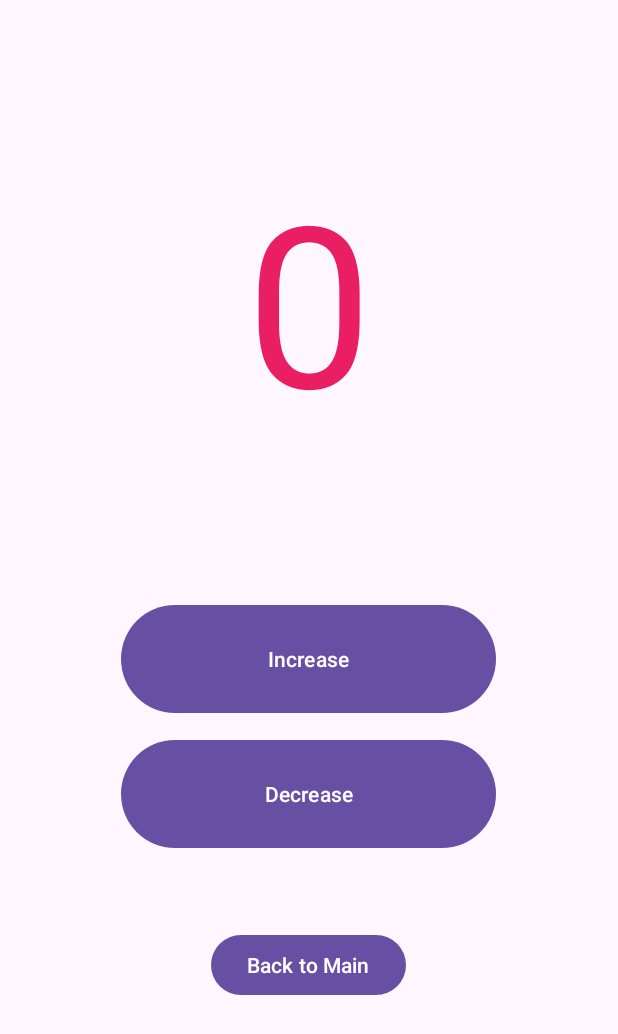
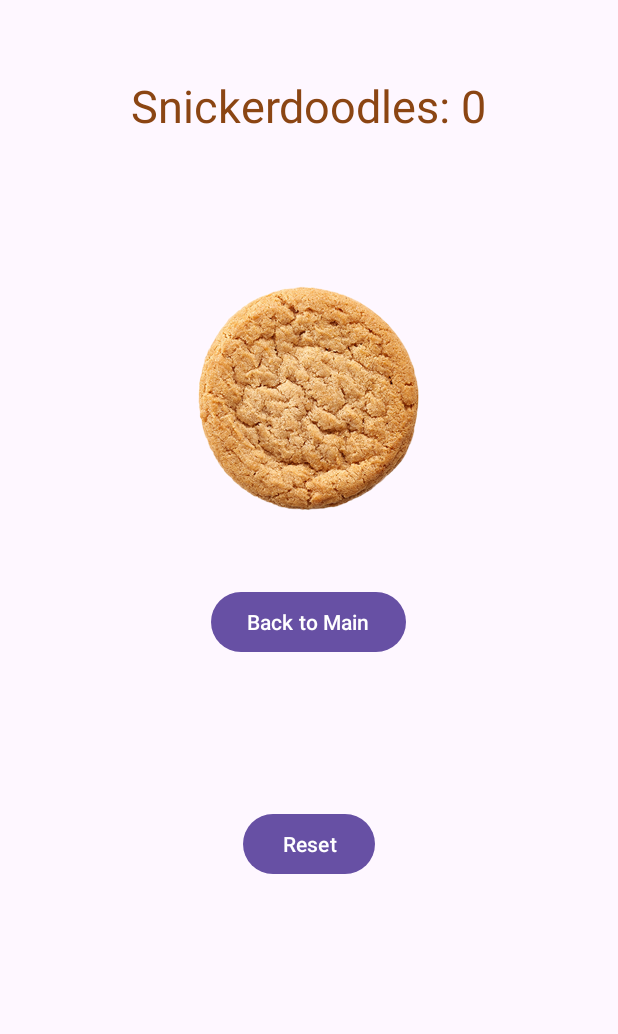
Before and after one commit to trungly2345/CySplit, an Android app: the screen it shows after launch (CounterActivity), after a tap on "To the Counter Activity", on a phone screen of 412 x 824 dp. Shown: the top 1034 px of the screen. Run offline under Robolectric (Android 15) with nearby library versions, the phone set to English and light mode, and no system bars.

Commit message:
Added unit1 exp2

```diff
--- a/Experiments/Aaron/Unit1/Exp2/AndroidExample/app/src/main/java/com/example/androidexample/CounterActivity.java
+++ b/Experiments/Aaron/Unit1/Exp2/AndroidExample/app/src/main/java/com/example/androidexample/CounterActivity.java
@@ -3,17 +3,21 @@ package com.example.androidexample;
 import androidx.appcompat.app.AppCompatActivity;
 
 import android.content.Intent;
+import android.media.MediaPlayer;
 import android.os.Bundle;
 import android.view.View;
 import android.widget.Button;
 import android.widget.TextView;
+import android.widget.ImageButton;
+import android.media.MediaPlayer;
 
 public class CounterActivity extends AppCompatActivity {
 
     private TextView numberTxt; // define number textview variable
-    private Button increaseBtn; // define increase button variable
-    private Button decreaseBtn; // define decrease button variable
+    private ImageButton increaseBtn; // define increase button variable
     private Button backBtn;     // define back button variable
+
+    private Button resetBtn;
 
     private int counter = 0;    // counter variable
 
@@ -25,22 +29,31 @@ public class CounterActivity extends AppCompatActivity {
         /* initialize UI elements */
         numberTxt = findViewById(R.id.number);
         increaseBtn = findViewById(R.id.counter_increase_btn);
-        decreaseBtn = findViewById(R.id.counter_decrease_btn);
         backBtn = findViewById(R.id.counter_back_btn);
+        resetBtn = findViewById(R.id.reset_btn);
+        MediaPlayer mp = MediaPlayer.create(CounterActivity.this, R.raw.cookie_sound);
+
+        Bundle extras = getIntent().getExtras();
+        if(extras != null){
+            counter = extras.getInt("NUM");
+        }
+
+        numberTxt.setText("Snickerdoodles: " + counter);
+
 
         /* when increase btn is pressed, counter++, reset number textview */
         increaseBtn.setOnClickListener(new View.OnClickListener() {
             @Override
             public void onClick(View v) {
-                numberTxt.setText(String.valueOf(++counter));
-            }
-        });
+                ++counter;
+                numberTxt.setText("Snickerdoodles: " + counter);
+                mp.start();
 
-        /* when decrease btn is pressed, counter--, reset number textview */
-        decreaseBtn.setOnClickListener(new View.OnClickListener() {
-            @Override
-            public void onClick(View v) {
-                numberTxt.setText(String.valueOf(--counter));
+                increaseBtn.animate().scaleX(1.2f).scaleY(1.2f).setDuration(100)
+                        .withEndAction(() -> increaseBtn.animate().scaleX(1f)
+                                .scaleY(1f).setDuration(100)).start();
+
+
             }
         });
 
@@ -49,8 +62,17 @@ public class CounterActivity extends AppCompatActivity {
             @Override
             public void onClick(View v) {
                 Intent intent = new Intent(CounterActivity.this, MainActivity.class);
-                intent.putExtra("NUM", String.valueOf(counter));  // key-value to pass to the MainActivity
+                intent.putExtra("NUM", counter);  // key-value to pass to the MainActivity
                 startActivity(intent);
+            }
+        });
+
+        resetBtn.setOnClickListener(new View.OnClickListener(){
+            @Override
+            public void onClick(View v){
+                counter = 0;
+                numberTxt.setText("Snickerdoodles: " + counter);
+                numberTxt.animate().rotationBy(360f).setDuration(300).start();
             }
         });
 
--- a/Experiments/Aaron/Unit1/Exp2/AndroidExample/app/src/main/java/com/example/androidexample/MainActivity.java
+++ b/Experiments/Aaron/Unit1/Exp2/AndroidExample/app/src/main/java/com/example/androidexample/MainActivity.java
@@ -55,11 +55,12 @@ public class MainActivity extends AppCompatActivity {
 
         /* extract data passed into this activity from another activity */
         Bundle extras = getIntent().getExtras();
+
         if(extras == null) {
-            messageText.setText("Intent Example");
+            messageText.setText("Snickerdoodle Clicker");
         } else {
-            String number = extras.getString("NUM");  // this will come from LoginActivity
-            messageText.setText("The number was " + number);
+            int number = extras.getInt("NUM");
+            messageText.setText("Snickerdoodle Number: " + number);
         }
 
         /* click listener on counter button pressed */
@@ -69,6 +70,9 @@ public class MainActivity extends AppCompatActivity {
 
                 /* when counter button is pressed, use intent to switch to Counter Activity */
                 Intent intent = new Intent(MainActivity.this, CounterActivity.class);
+                if(extras != null){
+                    intent.putExtra("NUM", extras.getInt("NUM"));
+                }
                 startActivity(intent);
             }
         });
--- a/Experiments/Aaron/Unit1/Exp2/AndroidExample/app/src/main/res/layout/activity_counter.xml
+++ b/Experiments/Aaron/Unit1/Exp2/AndroidExample/app/src/main/res/layout/activity_counter.xml
@@ -11,30 +11,24 @@
         android:id="@+id/number"
         android:layout_width="wrap_content"
         android:layout_height="wrap_content"
-        android:layout_marginTop="100dp"
-        android:layout_gravity="center"
-        android:textSize="150sp"
-        android:textColor="#E91E63"
-        android:text="0" >
+        android:layout_marginTop="50dp"
+        android:layout_gravity="center_horizontal"
+        android:textSize="30sp"
+        android:textColor="#8B4513"
+        android:text="Snickerdoodles: 0" >
     </TextView>
 
-    <Button
+    <ImageButton
         android:id="@+id/counter_increase_btn"
-        android:layout_width="250dp"
-        android:layout_height="80dp"
+        android:layout_width="150dp"
+        android:layout_height="150dp"
+        android:src="@drawable/snickerdoodle"
         android:layout_gravity="center"
+        android:scaleType="fitCenter"
         android:layout_marginTop="100dp"
-        android:text="Increase">
-    </Button>
-
-    <Button
-        android:id="@+id/counter_decrease_btn"
-        android:layout_width="250dp"
-        android:layout_height="80dp"
-        android:layout_gravity="center"
-        android:layout_marginTop="10dp"
-        android:text="Decrease">
-    </Button>
+        android:background="@null"
+        android:contentDescription="Click Me!">
+    </ImageButton>
 
     <Button
         android:id="@+id/counter_back_btn"
@@ -46,4 +40,14 @@
 
     </Button>
 
+    <Button
+        android:id="@+id/reset_btn"
+        android:layout_width="wrap_content"
+        android:layout_height="wrap_content"
+        android:layout_gravity="center"
+        android:layout_marginTop="100dp"
+        android:text="Reset" >
+
+    </Button>
+
 </androidx.appcompat.widget.LinearLayoutCompat>
```
Also changed, not shown: Experiments/Aaron/Unit1/Exp2/AndroidExample/app/src/main/res/drawable/snickerdoodle.png (added), 1 other file.
